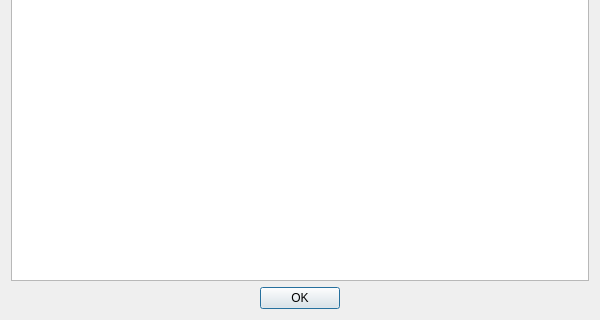
The window that src/gui/apiresponse.ui (someretical/TheoreticalDiary) describes before a commit, drawn with Qt 5; both pictures show x 0 to 600 and y 280 to 600 of the 600 by 600 pixel window.
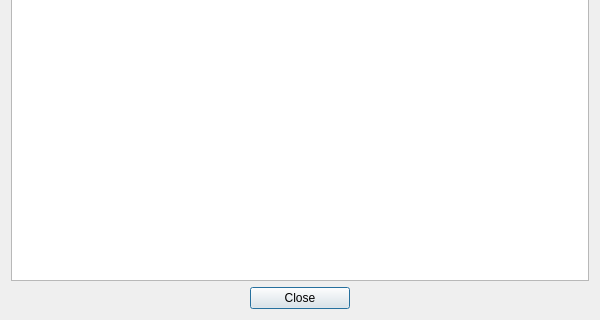
The same window after the commit.

Diff of the .ui file:
```diff
--- a/src/gui/apiresponse.ui
+++ b/src/gui/apiresponse.ui
@@ -2,6 +2,14 @@
 <ui version="4.0">
  <class>APIResponse</class>
  <widget class="QDialog" name="APIResponse">
+  <property name="geometry">
+   <rect>
+    <x>0</x>
+    <y>0</y>
+    <width>600</width>
+    <height>600</height>
+   </rect>
+  </property>
   <property name="minimumSize">
    <size>
     <width>600</width>
@@ -14,8 +22,14 @@
   <layout class="QGridLayout" name="gridLayout">
    <item row="1" column="0" alignment="Qt::AlignHCenter">
     <widget class="QPushButton" name="ok_button">
+     <property name="minimumSize">
+      <size>
+       <width>100</width>
+       <height>0</height>
+      </size>
+     </property>
      <property name="text">
-      <string>OK</string>
+      <string>Close</string>
      </property>
     </widget>
    </item>
```
